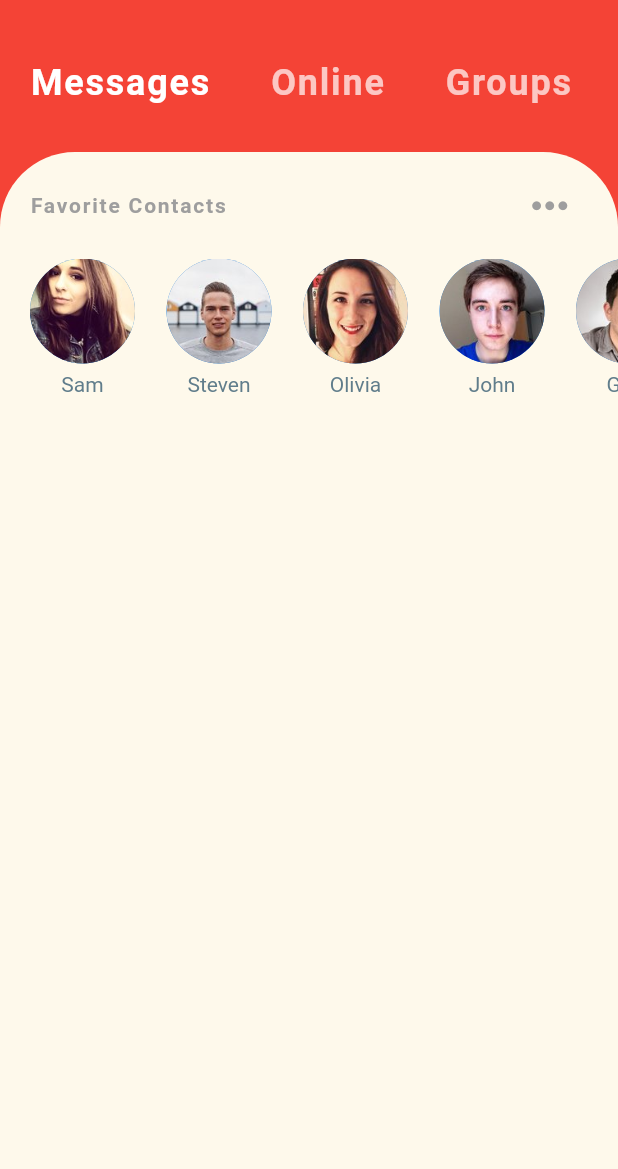
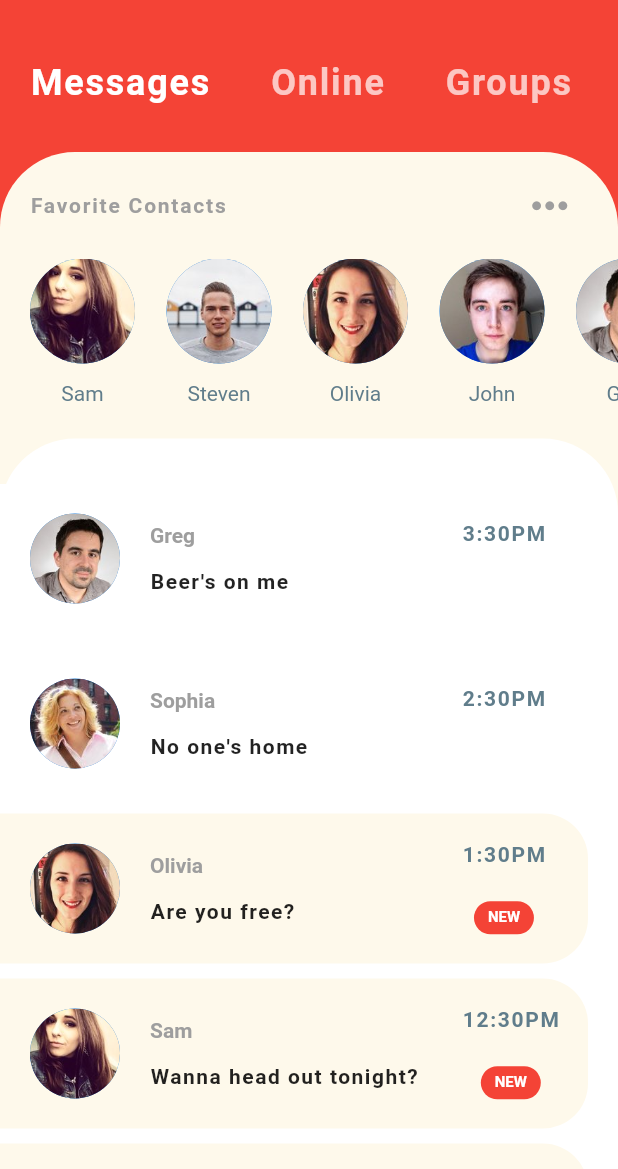
Before and after one commit to Tak1za/ChatApp, a Flutter app: the screen it shows after launch, on a phone screen of 412 x 824 dp, the part 67-1236 px from its top. Run offline on Flutter 3.47's test engine with Material 2 defaults, Android fonts, the phone set to English and light mode, and no system bars.

Commit message:
Finished the front page

```diff
--- a/lib/models/message_model.dart
+++ b/lib/models/message_model.dart
@@ -34,19 +34,7 @@ class Message {
 
   static List<User> favorites = [sam, steven, olivia, john, greg];
 
-  List<Message> chats = [
-    Message(
-        sender: steven,
-        time: '5:30PM',
-        text: 'Hey, how are you?',
-        isLiked: false,
-        unread: true),
-    Message(
-        sender: james,
-        time: '4:30PM',
-        text: 'Hey, what\'s up?',
-        isLiked: false,
-        unread: true),
+  static List<Message> chats = [
     Message(
         sender: greg,
         time: '3:30PM',
@@ -56,7 +44,7 @@ class Message {
     Message(
         sender: sophia,
         time: '2:30PM',
-        text: 'No on\'s home',
+        text: 'No one\'s home',
         isLiked: true,
         unread: false),
     Message(
@@ -76,6 +64,18 @@ class Message {
         time: '8:30PM',
         text: 'Hey, what\'s going on?',
         isLiked: false,
-        unread: true)
+        unread: true),
+    Message(
+        sender: steven,
+        time: '5:30PM',
+        text: 'Hey, how are you? Wanna head out tonight?',
+        isLiked: false,
+        unread: true),
+    Message(
+        sender: james,
+        time: '4:30PM',
+        text: 'Hey, what\'s up?',
+        isLiked: false,
+        unread: true),
   ];
 }
--- a/lib/screens/home_screen.dart
+++ b/lib/screens/home_screen.dart
@@ -1,5 +1,7 @@
+import 'package:chat/models/message_model.dart';
 import 'package:chat/widgets/category_selector.dart';
 import 'package:chat/widgets/favorite_contacts.dart';
+import 'package:chat/widgets/recent_chats.dart';
 import 'package:flutter/material.dart';
 
 class HomeScreen extends StatefulWidget {
@@ -43,9 +45,11 @@ class _HomeScreenState extends State<HomeScreen> {
                   borderRadius: BorderRadius.only(
                       topLeft: Radius.circular(50.0),
                       topRight: Radius.circular(50.0))),
-              child: FavoriteContacts(),
+              child: Column(
+                children: <Widget>[FavoriteContacts(), RecentChats()],
+              ),
             ),
-          )
+          ),
         ],
       ),
     );
--- a/lib/widgets/avatar.dart
+++ b/lib/widgets/avatar.dart
@@ -16,7 +16,7 @@ class Avatar extends StatelessWidget {
             radius: 35.0,
             backgroundImage: AssetImage(Message.favorites[_index].imageUrl),
           ),
-          SizedBox(height: 6.0),
+          SizedBox(height: 12.0),
           Text(
             Message.favorites[_index].name,
             style: TextStyle(color: Colors.blueGrey),
--- /dev/null
+++ b/lib/widgets/recent_chats.dart
@@ -0,0 +1,107 @@
+import 'package:chat/models/message_model.dart';
+import 'package:flutter/material.dart';
+
+class RecentChats extends StatelessWidget {
+  @override
+  Widget build(BuildContext context) {
+    return Expanded(
+      child: Container(
+        decoration: BoxDecoration(
+            color: Colors.white,
+            borderRadius: BorderRadius.only(
+                topLeft: Radius.circular(50.0),
+                topRight: Radius.circular(50.0))),
+        child: Padding(
+          padding: EdgeInsets.only(top: 30.0),
+          child: ListView.builder(
+              itemCount: Message.chats.length,
+              itemBuilder: (BuildContext context, int index) {
+                return Container(
+                  decoration: BoxDecoration(
+                    color: Message.chats[index].unread
+                        ? Theme.of(context).accentColor
+                        : Colors.white,
+                    borderRadius: BorderRadius.only(
+                        topRight: Radius.circular(30.0),
+                        bottomRight: Radius.circular(30.0)),
+                  ),
+                  margin: EdgeInsets.only(bottom: 10.0, right: 20.0),
+                  height: 100.0,
+                  child: Row(
+                    children: <Widget>[
+                      Padding(
+                        padding: EdgeInsets.only(left: 20.0),
+                        child: CircleAvatar(
+                          backgroundImage:
+                              AssetImage(Message.chats[index].sender.imageUrl),
+                          radius: 30.0,
+                        ),
+                      ),
+                      Padding(
+                        padding: EdgeInsets.only(left: 20.0),
+                        child: Container(
+                          width: 200.0,
+                          child: Column(
+                            mainAxisAlignment: MainAxisAlignment.center,
+                            crossAxisAlignment: CrossAxisAlignment.start,
+                            children: <Widget>[
+                              Text(Message.chats[index].sender.name,
+                                  style: TextStyle(
+                                      color: Colors.grey,
+                                      fontWeight: FontWeight.bold)),
+                              SizedBox(height: 15.0),
+                              Text(
+                                Message.chats[index].text,
+                                style: TextStyle(
+                                    fontWeight: FontWeight.bold,
+                                    letterSpacing: 1),
+                                maxLines: 1,
+                                overflow: TextOverflow.ellipsis,
+                              )
+                            ],
+                          ),
+                        ),
+                      ),
+                      Padding(
+                        padding: EdgeInsets.all(8.0),
+                        child: Column(
+                          mainAxisAlignment: MainAxisAlignment.spaceAround,
+                          children: <Widget>[
+                            Text(Message.chats[index].time,
+                                style: TextStyle(
+                                    color: Colors.blueGrey,
+                                    fontWeight: FontWeight.w600,
+                                    letterSpacing: 1.1)),
+                            Message.chats[index].unread
+                                ? Container(
+                                    width: 40.0,
+                                    decoration: BoxDecoration(
+                                        color: Theme.of(context).primaryColor,
+                                        borderRadius:
+                                            BorderRadius.circular(30.0)),
+                                    child: Padding(
+                                      padding:
+                                          EdgeInsets.symmetric(vertical: 5.0),
+                                      child: Text(
+                                        'NEW',
+                                        style: TextStyle(
+                                            color: Colors.white,
+                                            fontSize: 10.0,
+                                            fontWeight: FontWeight.bold),
+                                        textAlign: TextAlign.center,
+                                      ),
+                                    ),
+                                  )
+                                : SizedBox.shrink()
+                          ],
+                        ),
+                      )
+                    ],
+                  ),
+                );
+              }),
+        ),
+      ),
+    );
+  }
+}
--- a/pubspec.yaml
+++ b/pubspec.yaml
@@ -23,7 +23,6 @@ environment:
 dependencies:
   flutter:
     sdk: flutter
-
 
   # The following adds the Cupertino Icons font to your application.
   # Use with the CupertinoIcons class for iOS style icons.
```
